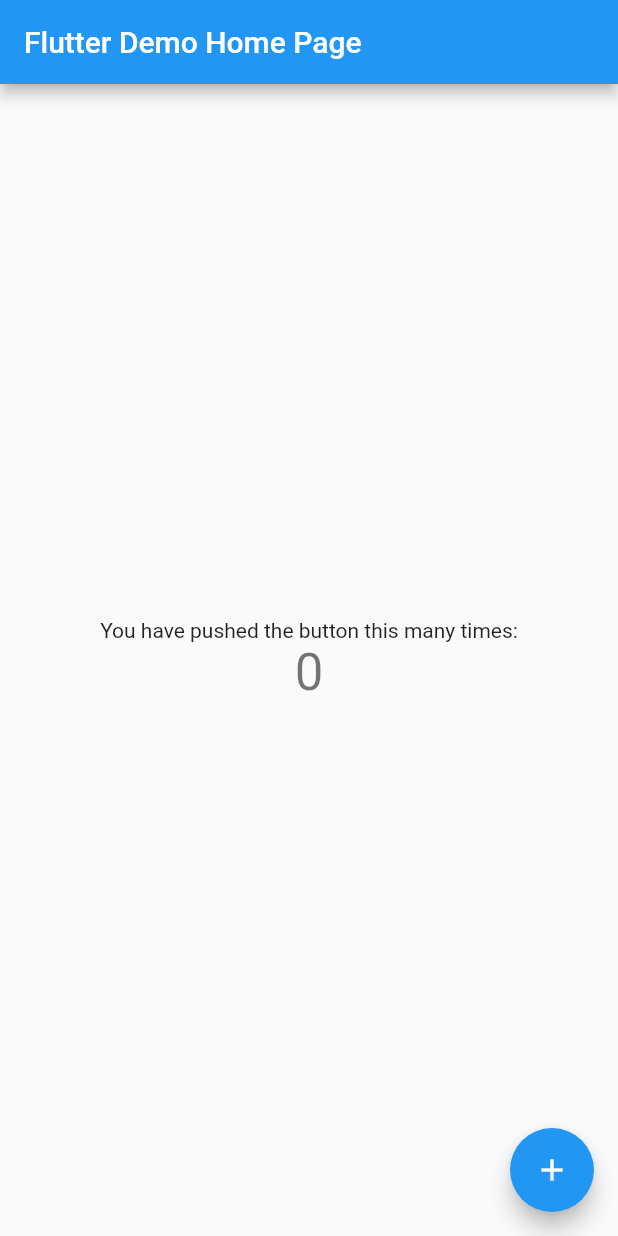
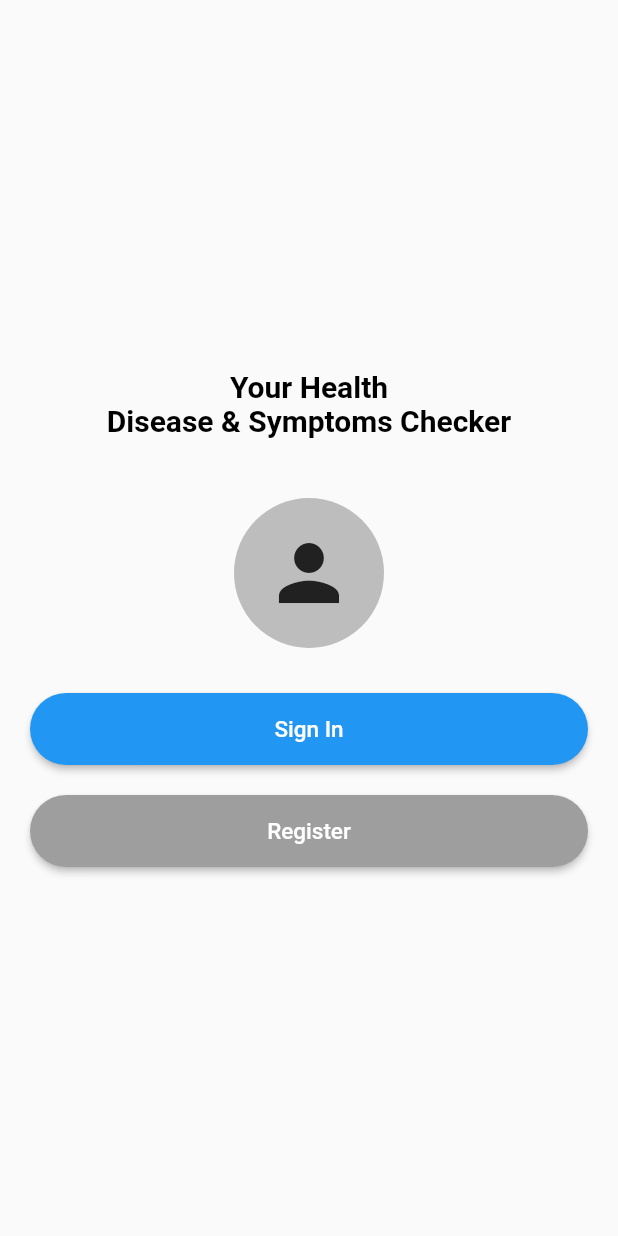
Before and after one commit to Thatzsayem/yourhealth-1, a Flutter app: the screen it shows after launch, on a phone screen of 412 x 824 dp. Run offline on Flutter 3.47's test engine with Material 2 defaults, Android fonts, the phone set to English and light mode, and no system bars.

Commit message:
Login Story - S1, S2 Implemented
Login Story-
- Authentication Dashboard Design
- Choose User Type Page Design

```diff
--- a/lib/data/enums/enums.dart
+++ b/lib/data/enums/enums.dart
@@ -0,0 +1 @@
+enum UserType { PATIENT, DOCTOR }
--- a/lib/main.dart
+++ b/lib/main.dart
@@ -1,117 +1,22 @@
 import 'package:flutter/material.dart';
+
+import 'view/pages/auth_dashboard.dart';
 
 void main() {
   runApp(MyApp());
 }
 
 class MyApp extends StatelessWidget {
-  // This widget is the root of your application.
   @override
   Widget build(BuildContext context) {
     return MaterialApp(
-      title: 'Flutter Demo',
+      title: 'Your Health',
       theme: ThemeData(
-        // This is the theme of your application.
-        //
-        // Try running your application with "flutter run". You'll see the
-        // application has a blue toolbar. Then, without quitting the app, try
-        // changing the primarySwatch below to Colors.green and then invoke
-        // "hot reload" (press "r" in the console where you ran "flutter run",
-        // or simply save your changes to "hot reload" in a Flutter IDE).
-        // Notice that the counter didn't reset back to zero; the application
-        // is not restarted.
         primarySwatch: Colors.blue,
-        // This makes the visual density adapt to the platform that you run
-        // the app on. For desktop platforms, the controls will be smaller and
-        // closer together (more dense) than on mobile platforms.
         visualDensity: VisualDensity.adaptivePlatformDensity,
       ),
-      home: MyHomePage(title: 'Flutter Demo Home Page'),
+      debugShowCheckedModeBanner: false,
+      home: AuthDashboardPage(),
     );
   }
 }
-
-class MyHomePage extends StatefulWidget {
-  MyHomePage({Key key, this.title}) : super(key: key);
-
-  // This widget is the home page of your application. It is stateful, meaning
-  // that it has a State object (defined below) that contains fields that affect
-  // how it looks.
-
-  // This class is the configuration for the state. It holds the values (in this
-  // case the title) provided by the parent (in this case the App widget) and
-  // used by the build method of the State. Fields in a Widget subclass are
-  // always marked "final".
-
-  final String title;
-
-  @override
-  _MyHomePageState createState() => _MyHomePageState();
-}
-
-class _MyHomePageState extends State<MyHomePage> {
-  int _counter = 0;
-
-  void _incrementCounter() {
-    setState(() {
-      // This call to setState tells the Flutter framework that something has
-      // changed in this State, which causes it to rerun the build method below
-      // so that the display can reflect the updated values. If we changed
-      // _counter without calling setState(), then the build method would not be
-      // called again, and so nothing would appear to happen.
-      _counter++;
-    });
-  }
-
-  @override
-  Widget build(BuildContext context) {
-    // This method is rerun every time setState is called, for instance as done
-    // by the _incrementCounter method above.
-    //
-    // The Flutter framework has been optimized to make rerunning build methods
-    // fast, so that you can just rebuild anything that needs updating rather
-    // than having to individually change instances of widgets.
-    return Scaffold(
-      appBar: AppBar(
-        // Here we take the value from the MyHomePage object that was created by
-        // the App.build method, and use it to set our appbar title.
-        title: Text(widget.title),
-      ),
-      body: Center(
-        // Center is a layout widget. It takes a single child and positions it
-        // in the middle of the parent.
-        child: Column(
-          // Column is also a layout widget. It takes a list of children and
-          // arranges them vertically. By default, it sizes itself to fit its
-          // children horizontally, and tries to be as tall as its parent.
-          //
-          // Invoke "debug painting" (press "p" in the console, choose the
-          // "Toggle Debug Paint" action from the Flutter Inspector in Android
-          // Studio, or the "Toggle Debug Paint" command in Visual Studio Code)
-          // to see the wireframe for each widget.
-          //
-          // Column has various properties to control how it sizes itself and
-          // how it positions its children. Here we use mainAxisAlignment to
-          // center the children vertically; the main axis here is the vertical
-          // axis because Columns are vertical (the cross axis would be
-          // horizontal).
-          mainAxisAlignment: MainAxisAlignment.center,
-          children: <Widget>[
-            Text(
-              'You have pushed the button this many times:',
-            ),
-            Text(
-              '$_counter',
-              style: Theme.of(context).textTheme.headline4,
-            ),
-          ],
-        ),
-      ),
-      floatingActionButton: FloatingActionButton(
-        onPressed: _incrementCounter,
-        tooltip: 'Increment',
-        child: Icon(Icons.add),
-      ), // This trailing comma makes auto-formatting nicer for build methods.
-    );
-  }
-}
--- /dev/null
+++ b/lib/view/pages/auth_dashboard.dart
@@ -0,0 +1,51 @@
+import 'package:flutter/material.dart';
+import 'package:yourhealth/view/widgets/widgets.dart';
+
+import 'choose_usertype.dart';
+
+class AuthDashboardPage extends StatelessWidget {
+  onSignPressed(BuildContext context) {
+    print("Sign In Button Pressed");
+    Navigator.push(
+        context, MaterialPageRoute(builder: (context) => ChooseUserType()));
+  }
+
+  onRegisterPressed(BuildContext context) {
+    print("Registered Button Pressed");
+  }
+
+  @override
+  Widget build(BuildContext context) {
+    return Scaffold(
+      body: Container(
+        alignment: Alignment.center,
+        child: Padding(
+          padding: const EdgeInsets.symmetric(horizontal: 20),
+          child: Column(
+            mainAxisAlignment: MainAxisAlignment.spaceEvenly,
+            crossAxisAlignment: CrossAxisAlignment.stretch,
+            children: [
+              const Spacer(),
+              Header(),
+              const SizedBox(height: 40),
+              UserAvatar(),
+              const SizedBox(height: 30),
+              RoundedButton(
+                label: "Sign In",
+                bgColor: Colors.blue,
+                onPressed: () => onSignPressed(context),
+              ),
+              const SizedBox(height: 20),
+              RoundedButton(
+                label: "Register",
+                bgColor: Colors.grey,
+                onPressed: () => onRegisterPressed(context),
+              ),
+              const Spacer()
+            ],
+          ),
+        ),
+      ),
+    );
+  }
+}
--- /dev/null
+++ b/lib/view/widgets/header.dart
@@ -0,0 +1,17 @@
+import 'package:flutter/material.dart';
+
+class Header extends StatelessWidget {
+  const Header({
+    Key key,
+  }) : super(key: key);
+
+  @override
+  Widget build(BuildContext context) {
+    return Text(
+      "Your Health\nDisease & Symptoms Checker",
+      textAlign: TextAlign.center,
+      style: TextStyle(
+          color: Colors.black, fontWeight: FontWeight.bold, fontSize: 20),
+    );
+  }
+}
--- /dev/null
+++ b/lib/view/widgets/rounded_button.dart
@@ -0,0 +1,28 @@
+import 'package:flutter/material.dart';
+
+class RoundedButton extends StatelessWidget {
+  final String label;
+  final Color bgColor;
+  final Function onPressed;
+  final Color fontColor;
+  const RoundedButton(
+      {Key key,
+      @required this.label,
+      this.fontColor = Colors.white,
+      @required this.bgColor,
+      @required this.onPressed})
+      : super(key: key);
+  @override
+  Widget build(BuildContext context) {
+    return RaisedButton(
+      padding: const EdgeInsets.all(15),
+      shape: RoundedRectangleBorder(borderRadius: BorderRadius.circular(35)),
+      onPressed: onPressed,
+      color: bgColor,
+      child: Text(
+        label,
+        style: TextStyle(fontSize: 15, color: fontColor),
+      ),
+    );
+  }
+}
--- /dev/null
+++ b/lib/view/widgets/user_avatar.dart
@@ -0,0 +1,25 @@
+import 'package:flutter/material.dart';
+
+class UserAvatar extends StatelessWidget {
+  const UserAvatar({
+    Key key,
+  }) : super(key: key);
+
+  @override
+  Widget build(BuildContext context) {
+    return Container(
+      height: 100,
+      width: 100,
+      padding: const EdgeInsets.all(10),
+      decoration: BoxDecoration(
+        shape: BoxShape.circle,
+        color: Colors.grey[400],
+      ),
+      child: Icon(
+        Icons.person,
+        color: Colors.grey[900],
+        size: 60,
+      ),
+    );
+  }
+}
--- /dev/null
+++ b/lib/view/widgets/widgets.dart
@@ -0,0 +1,3 @@
+export 'rounded_button.dart';
+export 'user_avatar.dart';
+export 'header.dart';
```
Also changed, not shown: lib/view/pages/choose_usertype.dart (added, +70 -0 lines).
